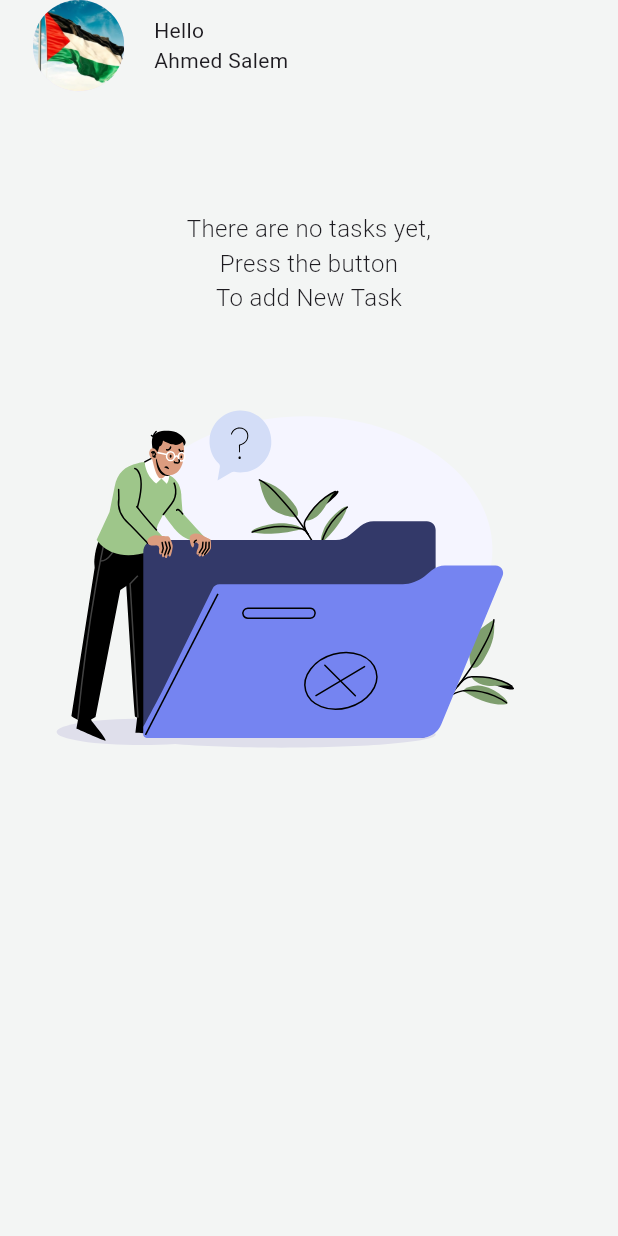
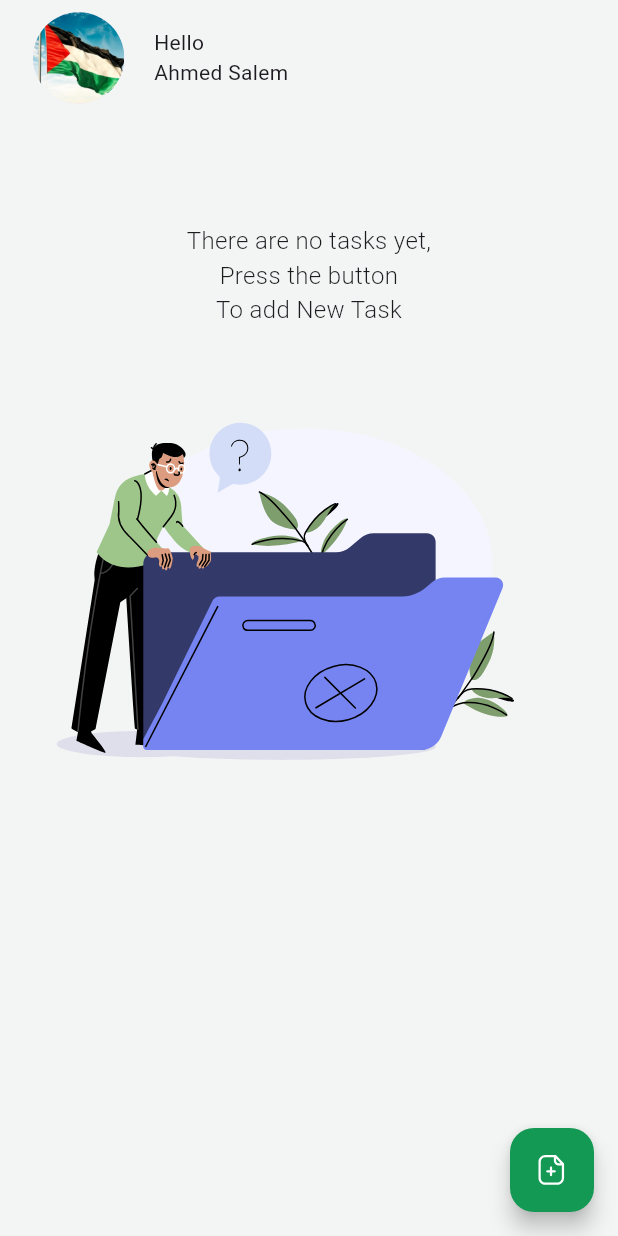
Before and after one commit to ahmedsalem2002m/mobile_NTI_training_tasks, a Flutter app: the EmptyHomeView screen opened directly, on a phone screen of 412 x 824 dp. Run offline on Flutter 3.47's test engine with Material 3 defaults, Android fonts, the phone set to English and light mode, and no system bars; our stand-ins replace firebase_auth, firebase_core, flutter_bloc, flutter_screenutil, flutter_svg; accounts and stored records are empty; generated files the repository leaves out were written again.

Commit message:
add floating action button to home view

```diff
--- a/weak_4/nti_todo_app/lib/core/widgets/default_app_bar.dart
+++ b/weak_4/nti_todo_app/lib/core/widgets/default_app_bar.dart
@@ -12,7 +12,10 @@ class DefaultAppBar extends StatelessWidget {
   Widget build(BuildContext context) {
     return GestureDetector(
       onTap:() => goTo(context, ProfileView()),
-      child: Row(
+      child: Column(
+        children: [
+          SizedBox(height: 8.h,),
+          Row(
             children:
             [
               CircleAvatar(
@@ -39,6 +42,8 @@ class DefaultAppBar extends StatelessWidget {
 
             ],
           ),
+        ],
+      ),
     );
   }
 }
--- a/weak_4/nti_todo_app/lib/features/add_task/view/add_task_view.dart
+++ b/weak_4/nti_todo_app/lib/features/add_task/view/add_task_view.dart
@@ -30,7 +30,6 @@ class _AddTaskViewState extends State<AddTaskView> {
               DefaultAppBarTwo(
                 text: "Add Task",
                 leadingIconPath: AppAssets.arrowBack,
-                function: () {},
               ),
               Padding(
                 padding: EdgeInsets.only(
--- /dev/null
+++ b/weak_4/nti_todo_app/lib/features/home/view/widgets/default_floating_action.dart
@@ -0,0 +1,22 @@
+import 'package:flutter/material.dart';
+import 'package:flutter_svg/svg.dart';
+
+import '../../../../core/helper/my_navigator.dart';
+import '../../../../core/utils/app_assets.dart';
+import '../../../../core/utils/app_colors.dart';
+import '../../../add_task/view/add_task_view.dart';
+
+class DefaultFloatingAction extends StatelessWidget {
+  const DefaultFloatingAction({super.key});
+
+  @override
+  Widget build(BuildContext context) {
+    return FloatingActionButton(
+      onPressed: () {
+        goTo(context, AddTaskView());
+      },
+      backgroundColor: AppColors.primary,
+      child: SvgPicture.asset(AppAssets.addTaskIcon, width: 24, height: 24),
+    );
+  }
+}
--- a/weak_4/nti_todo_app/lib/features/home/view/widgets/empty_home_view .dart
+++ b/weak_4/nti_todo_app/lib/features/home/view/widgets/empty_home_view .dart
@@ -2,6 +2,7 @@ import 'package:flutter/material.dart';
 import 'package:flutter_screenutil/flutter_screenutil.dart';
 import 'package:flutter_svg/flutter_svg.dart';
 import 'package:nti_todo_app/core/utils/app_colors.dart';
+import 'package:nti_todo_app/features/home/view/widgets/default_floating_action.dart';
 import '../../../../core/utils/app_assets.dart';
 import '../../../../core/utils/app_paddings.dart';
 import '../../../../core/widgets/default_app_bar.dart';
@@ -11,31 +12,10 @@ class EmptyHomeView extends StatelessWidget {
 
   @override
   Widget build(BuildContext context) {
-    return Scaffold(
-      // floatingActionButton: Container(
-      //   decoration: BoxDecoration(
-      //     shape: BoxShape.circle,
-      //     boxShadow: [
-      //       BoxShadow(
-      //         color: Colors.black.withOpacity(0.2),
-      //         blurRadius: 10,
-      //         spreadRadius: 2,
-      //         offset: Offset(0, 5),
-      //       ),
-      //     ],
-      //   ),
-      //   child: FloatingActionButton(
-      //     onPressed: () {},
-      //     backgroundColor: AppColors.primary,
-      //     child: SvgPicture.asset(
-      //       AppAssets.addTaskIcon,
-      //       width: 24,
-      //       height: 24,
-      //     ),
-      //   ),
-      // ),
-      body: SafeArea(
-        child: SingleChildScrollView(
+    return SafeArea(
+      child: Scaffold(
+        floatingActionButton: DefaultFloatingAction(),
+        body: SingleChildScrollView(
           child: Column(
             crossAxisAlignment: CrossAxisAlignment.start,
             children: [
```
Also changed, not shown: weak_4/nti_todo_app/lib/core/widgets/default_app_bar_two.dart (+4 -3 lines), weak_4/nti_todo_app/lib/features/home/view/widgets/filled_home_view.dart (+10 -3 lines), weak_4/nti_todo_app/lib/features/profile/view/language_view.dart (+59 -30 lines). Lines whose indentation alone changed are shown as unchanged.
